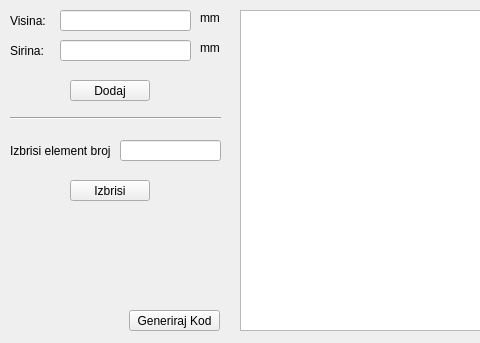
First picture: the form in src/mainwindow.ui, repository fvolkanoski/glass-cut-generator, before the edit; both pictures show x 0 to 480 and y 0 to 343 of the 1062 by 343 pixel window.
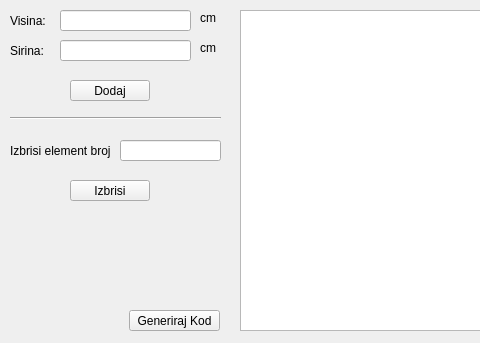
Second picture: the form after the edit.

Commit message: Changed mm to cm because the work area is 3040 cm x 2250 cm

Diff of the .ui file:
```diff
--- a/src/mainwindow.ui
+++ b/src/mainwindow.ui
@@ -96,7 +96,7 @@
      </rect>
     </property>
     <property name="text">
-     <string>mm</string>
+     <string>cm</string>
     </property>
    </widget>
    <widget class="QLabel" name="label_2">
@@ -109,7 +109,7 @@
      </rect>
     </property>
     <property name="text">
-     <string>mm</string>
+     <string>cm</string>
     </property>
    </widget>
    <widget class="QPushButton" name="pushButton">
```
The commit also changes 1 other file.
